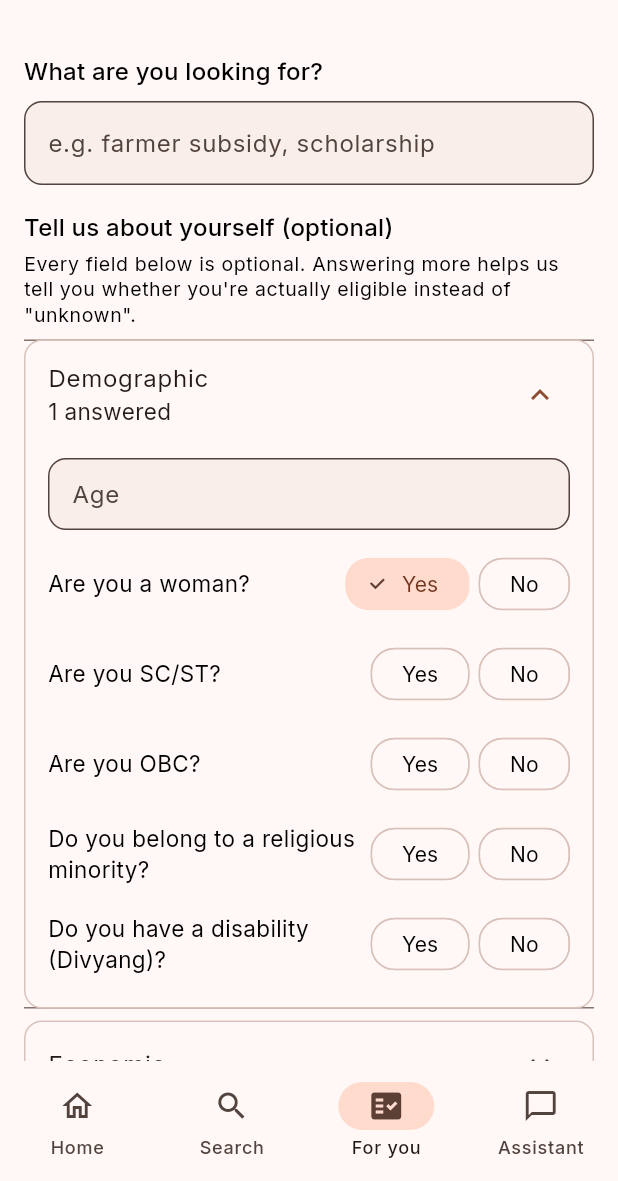
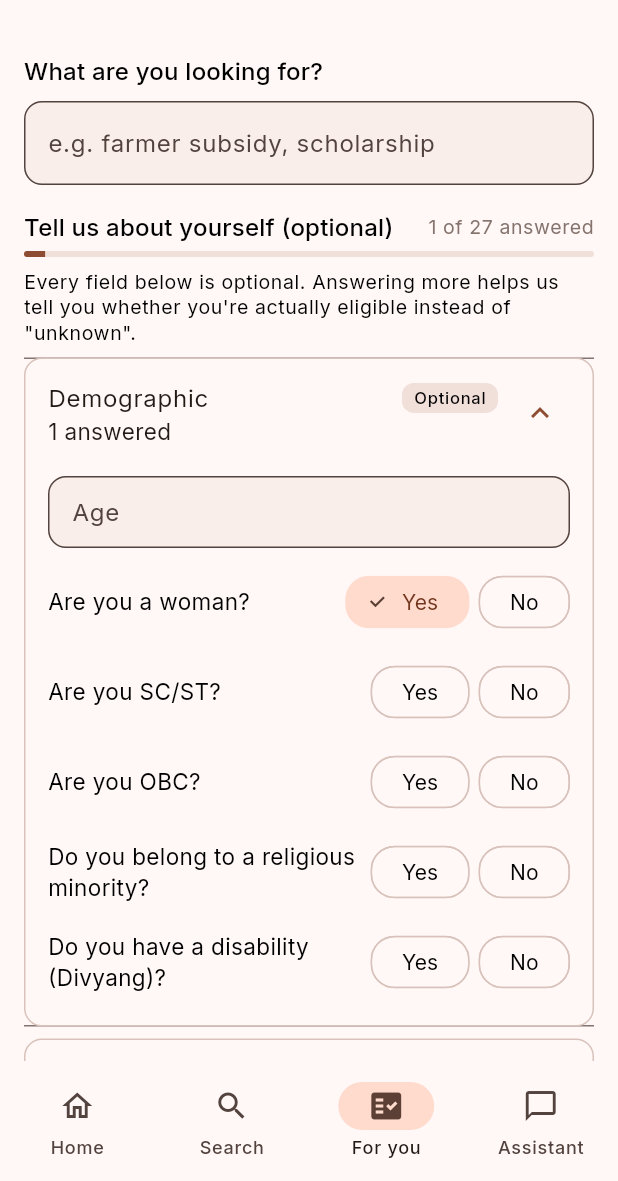
Before and after one commit to chaitanya2424/schememedia-v2, a Flutter app: the RecommendationsScreen screen opened by its route, after a tap on "Demographic", after a tap on "Yes", on a phone screen of 412 x 824 dp, the part 55-1236 px from its top. Run offline on Flutter 3.47's test engine with Material 3 defaults, Android fonts, the phone set to English and light mode, and no system bars; our stand-ins replace dio, flutter_riverpod, freezed_annotation, go_router.

Commit message:
Frontend redesign 5/6: Recommendations screen
Phase 5 of 6 (see the approved redesign plan). The form's existing
5-section progressive structure was already sound (per the audit) --
this phase refines it, not replaces it:

- Adds an overall "N of 27 answered" indicator + thin progress bar above
  the form, derived from kAttributeGroups (not a hardcoded count) and
  ProfileFormController's new totalAnswered getter -- computed
  client-side, no backend change.
- Each section header gets its own "Optional" label -- a stronger
  never-forced-disclosure signal than the form's one static paragraph
  of copy alone.
- Numeric fields now show inline error text on unparseable input
  (e.g. "12.3.4") instead of silently discarding it as "not answered"
  with no feedback.
- RecommendationCard rebuilt on AppCard; its _InfoChip (a third
  near-identical hand-rolled pill implementation) is deleted in favor
  of the shared StatusPill from phase 1. The Opacity-based muted-fail
  treatment is preserved exactly -- eligibility states staying visually
  meaningful was an explicit, already-correct design choice.
- The no-profile hint becomes a structured info banner instead of plain
  text (exact wording preserved -- widget tests assert on it).
- Empty results state moves onto the shared EmptyState widget, finishing
  what phase 3 started (was copy-pasted between this screen and Search).
- ResponsiveContainer's 1100/840 max-widths are now the named
  AppSpacing constants instead of raw literals.
- Added a content-shaped loading skeleton for the results pane.

All 6 existing Recommendations widget tests pass unmodified, including
the ones asserting on exact Opacity values and exact hint-text
substrings -- confirms the restyling didn't change any tested behavior.

flutter analyze clean, flutter test 35/35, flutter build web succeeds.

Co-Authored-By: Claude Sonnet 5 <noreply@anthropic.com>

```diff
--- a/apps/frontend/lib/features/recommendations/presentation/widgets/profile_form.dart
+++ b/apps/frontend/lib/features/recommendations/presentation/widgets/profile_form.dart
@@ -36,11 +36,26 @@ class _GroupPanel extends StatelessWidget {
 
   @override
   Widget build(BuildContext context) {
+    final theme = Theme.of(context);
     final answered = group.attributes.where((a) => controller.valueOf(a) != null).length;
     return Card(
       margin: const EdgeInsets.only(bottom: AppSpacing.sm),
       child: ExpansionTile(
-        title: Text(group.title),
+        title: Row(
+          children: [
+            Expanded(child: Text(group.title)),
+            // A stronger "never forced" signal than the form's one static
+            // paragraph of copy alone -- every section says so itself.
+            Container(
+              padding: const EdgeInsets.symmetric(horizontal: AppSpacing.sm, vertical: 2),
+              decoration: BoxDecoration(
+                color: theme.colorScheme.surfaceContainerHighest,
+                borderRadius: BorderRadius.circular(AppSpacing.radiusSm),
+              ),
+              child: Text('Optional', style: theme.textTheme.labelSmall),
+            ),
+          ],
+        ),
         subtitle: answered > 0 ? Text('$answered answered') : null,
         childrenPadding: const EdgeInsets.fromLTRB(AppSpacing.lg, 0, AppSpacing.lg, AppSpacing.md),
         children: [for (final attribute in group.attributes) _FieldFor(attribute: attribute, controller: controller)],
@@ -96,8 +111,13 @@ class _NumericFieldState extends State<_NumericField> {
 
   @override
   Widget build(BuildContext context) {
+    // Previously silently discarded unparseable input as "not answered",
+    // with no error shown -- e.g. "12.3.4" (multiple dots still pass the
+    // digits-and-dots input formatter) parsed to null and vanished.
+    final text = _textController.text;
+    final hasError = text.isNotEmpty && double.tryParse(text) == null;
     return Padding(
-      padding: const EdgeInsets.symmetric(vertical: 6),
+      padding: const EdgeInsets.symmetric(vertical: AppSpacing.xs + 2),
       child: TextField(
         key: ValueKey('field_${widget.attribute.wireKey}'),
         controller: _textController,
@@ -106,7 +126,8 @@ class _NumericFieldState extends State<_NumericField> {
         decoration: InputDecoration(
           labelText: attributeLabel(widget.attribute),
           isDense: true,
-          suffixIcon: _textController.text.isEmpty
+          errorText: hasError ? 'Enter a valid number' : null,
+          suffixIcon: text.isEmpty
               ? null
               : IconButton(
                   icon: const Icon(Icons.clear, size: 18),
@@ -120,7 +141,7 @@ class _NumericFieldState extends State<_NumericField> {
         ),
         onChanged: (text) {
           widget.controller.setNumeric(widget.attribute, double.tryParse(text));
-          setState(() {}); // refresh clear-icon visibility
+          setState(() {}); // refresh clear-icon visibility + error text
         },
       ),
     );
@@ -151,7 +172,7 @@ class _TextFieldState extends State<_TextField> {
   @override
   Widget build(BuildContext context) {
     return Padding(
-      padding: const EdgeInsets.symmetric(vertical: 6),
+      padding: const EdgeInsets.symmetric(vertical: AppSpacing.xs + 2),
       child: TextField(
         key: ValueKey('field_${widget.attribute.wireKey}'),
         controller: _textController,
--- a/apps/frontend/lib/features/recommendations/presentation/widgets/profile_form_controller.dart
+++ b/apps/frontend/lib/features/recommendations/presentation/widgets/profile_form_controller.dart
@@ -35,6 +35,11 @@ class ProfileFormController extends ChangeNotifier {
 
   bool get isEmpty => _answers.isEmpty;
 
+  /// Answered attributes across every group -- drives the form's overall
+  /// "N of 27 answered" progress indicator (computed client-side, no
+  /// backend change).
+  int get totalAnswered => _answers.length;
+
   /// The wire-format profile map -- only answered keys, ready to send as
   /// `/recommendations`'s `profile` field.
   Map<String, dynamic> toProfileJson() => {
--- a/apps/frontend/lib/features/recommendations/presentation/widgets/tri_state_answer.dart
+++ b/apps/frontend/lib/features/recommendations/presentation/widgets/tri_state_answer.dart
@@ -1,9 +1,16 @@
 import 'package:flutter/material.dart';
+
+import '../../../../core/theme/app_spacing.dart';
 
 /// A Yes / No answer that starts, and can always return to, "not
 /// answered." Tapping the already-selected choice clears it back to null.
 /// This is what "never force disclosure" looks like as an interaction:
 /// every boolean attribute is skippable, not merely optional in theory.
+///
+/// Touch target is raised toward 48dp via the app-wide ChipThemeData
+/// (core/theme/app_theme.dart) -- previously ~32px, the single
+/// highest-impact accessibility gap found in the redesign audit, since
+/// this renders 26x per form.
 class TriStateAnswer extends StatelessWidget {
   const TriStateAnswer({super.key, required this.label, required this.value, required this.onChanged});
 
@@ -14,13 +21,13 @@ class TriStateAnswer extends StatelessWidget {
   @override
   Widget build(BuildContext context) {
     return Padding(
-      padding: const EdgeInsets.symmetric(vertical: 6),
+      padding: const EdgeInsets.symmetric(vertical: AppSpacing.xs + 2),
       child: Row(
         children: [
           Expanded(child: Text(label)),
-          const SizedBox(width: 8),
+          const SizedBox(width: AppSpacing.sm),
           _Choice(label: 'Yes', selected: value == true, onTap: () => onChanged(value == true ? null : true)),
-          const SizedBox(width: 6),
+          const SizedBox(width: AppSpacing.xs + 2),
           _Choice(label: 'No', selected: value == false, onTap: () => onChanged(value == false ? null : false)),
         ],
       ),
```
Also changed, not shown: apps/frontend/lib/features/recommendations/presentation/screens/recommendations_screen.dart (+93 -34 lines), apps/frontend/lib/features/recommendations/presentation/widgets/recommendation_card.dart (+16 -41 lines).
